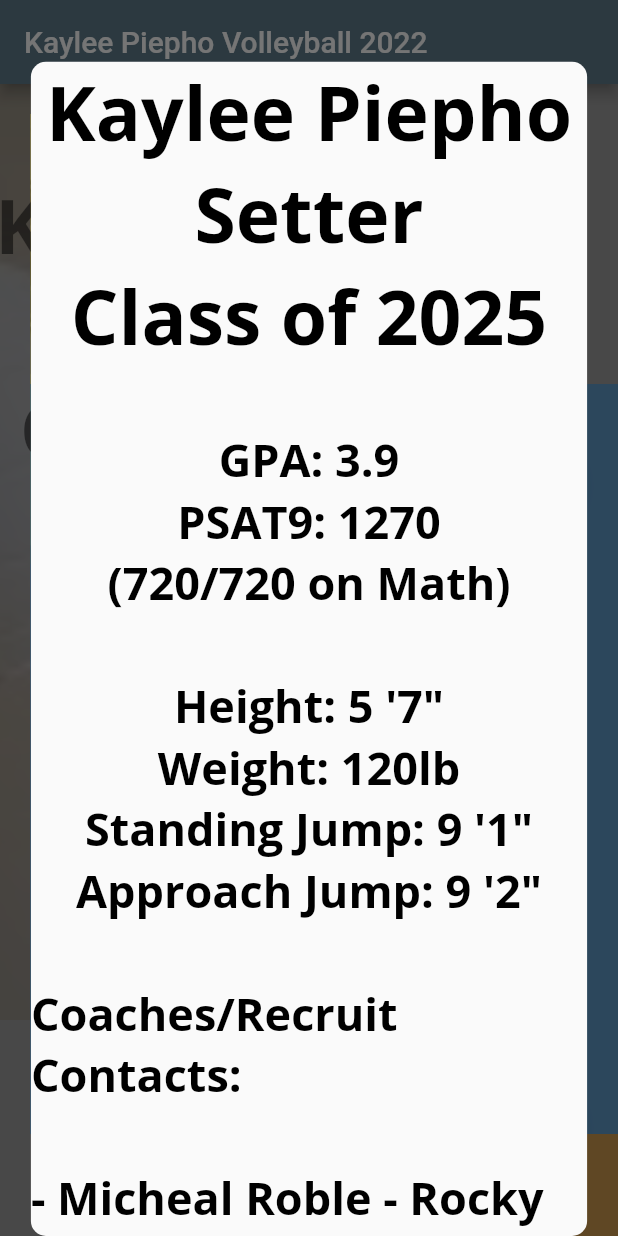
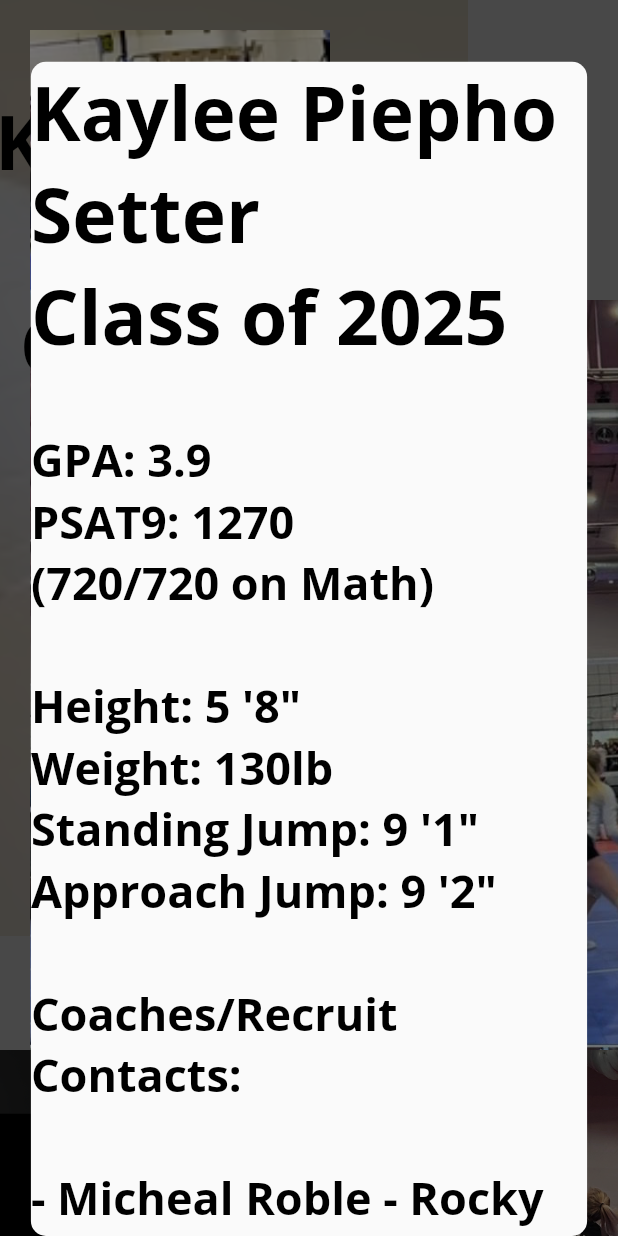
Before and after one commit to alpiepho/kayleepiephovolleyball, a Flutter app: the screen it shows after launch, after a tap on the "article" icon, on a phone screen of 412 x 824 dp. Run offline on Flutter 3.47's test engine with Material 2 defaults, Android fonts, the phone set to English and light mode, and no system bars; our stand-ins replace google_fonts.

Commit message:
fill in images

```diff
--- a/lib/main.dart
+++ b/lib/main.dart
@@ -36,6 +36,7 @@
   Future<void> _onDetails() async {
     double width = MediaQuery.of(context).size.width;
     double height = MediaQuery.of(context).size.height;
+
     showModalBottomSheet(
       isScrollControlled: true,
       context: context,
@@ -52,9 +53,21 @@
         return SingleChildScrollView(
           child: Column(
             mainAxisAlignment: MainAxisAlignment.start,
-            crossAxisAlignment: CrossAxisAlignment.center,
+            crossAxisAlignment: width < 500
+                ? CrossAxisAlignment.start
+                : CrossAxisAlignment.center,
             children: [
-              Text(
+              // const SelectableText.rich(
+              //   TextSpan(
+              //     text: 'Kaylee Piepho',
+              //     children: [
+              //       TextSpan(text: 'Setter'),
+              //       TextSpan(text: 'Class 2025'),
+              //     ],
+              //     //style: kLabelTextStyleSystem50,
+              //   ),
+              // ),
+              SelectableText(
                 'Kaylee Piepho',
                 style: kLabelTextStyleSystem50,
               ),
@@ -87,11 +100,11 @@
                 style: kLabelTextStyleSystem30,
               ),
               Text(
-                'Height: 5 \'7"',
+                'Height: 5 \'8"',
                 style: kLabelTextStyleSystem30,
               ),
               Text(
-                'Weight: 120lb',
+                'Weight: 130lb',
                 style: kLabelTextStyleSystem30,
               ),
               Text(
@@ -114,12 +127,12 @@
                 '',
                 style: kLabelTextStyleSystem30,
               ),
-              Text(
-                '- Micheal Roble - Rocky Elite Director/Coach - nnn-nnn-nnnn',
+              SelectableText(
+                '- Micheal Roble - Rocky Elite Director/Coach - 720-937-3850',
                 style: kLabelTextStyleSystem30,
               ),
-              Text(
-                '- Nicole Burton - Fossil Ridge HS Coach - nnn-nnn-nnnn',
+              SelectableText(
+                '- Nicole Burton - Fossil Ridge HS Coach - 818-688-1148',
                 style: kLabelTextStyleSystem30,
               ),
               Text(
@@ -143,11 +156,11 @@
                 style: kLabelTextStyleSystem30,
               ),
               Text(
-                '- Playing in AAU, ??? Division',
+                '- AAU Premier Division, 1st in Diamond Bracket',
                 style: kLabelTextStyleSystem30,
               ),
               Text(
-                '- Bid to USAV Nationals, 15 National Division',
+                '- Bid to USAV Nationals, 15-National Division',
                 style: kLabelTextStyleSystem30,
               ),
               Text(
@@ -171,15 +184,7 @@
                 style: kLabelTextStyleSystem30,
               ),
               Text(
-                '2019 - Rocky Select 12 National',
-                style: kLabelTextStyleSystem30,
-              ),
-              Text(
-                '',
-                style: kLabelTextStyleSystem30,
-              ),
-              Text(
-                '2019 - NORCO 11U',
+                '2019 - NORCO 12U',
                 style: kLabelTextStyleSystem30,
               ),
               Text(
@@ -297,9 +302,13 @@
               ),
               SizedBox(
                 width: width * 0.9,
-                child: const Image(
-                    image: AssetImage('assets/StatsServing.png'),
-                    fit: BoxFit.cover),
+                child: InteractiveViewer(
+                  scaleEnabled: width < 500 ? true : false,
+                  panEnabled: width < 500 ? true : false,
+                  child: const Image(
+                      image: AssetImage('assets/StatsServing.png'),
+                      fit: BoxFit.cover),
+                ),
               ),
               const Divider(height: 10.0),
               Text(
@@ -347,16 +356,19 @@
   }
 
   Future<void> _onVideo() async {
+    // ignore: deprecated_member_use
     await launch('https://www.hudl.com/profile/17226029/Kaylee-Piepho');
     //Navigator.of(context).pop();
   }
 
   Future<void> _onMail() async {
+    // ignore: deprecated_member_use
     await launch('mailto:kelleenpiepho@gmail.com');
     //Navigator.of(context).pop();
   }
 
   Future<void> _onCode() async {
+    // ignore: deprecated_member_use
     await launch(
         'https://github.com/alpiepho/kayleepiephovolleyball/blob/master/README.md');
     //Navigator.of(context).pop();
@@ -378,9 +390,9 @@
     // I like the abstract look on small screen.
     return Scaffold(
       backgroundColor: Colors.grey,
-      appBar: AppBar(
-        title: Text(widget.title),
-      ),
+      // appBar: AppBar(
+      //   title: Text(widget.title),
+      // ),
       body: SingleChildScrollView(
         child: SizedBox(
           height: 2000,
@@ -410,7 +422,7 @@
                   width: 200,
                   height: 300,
                   child: Opacity(
-                    opacity: 0.5,
+                    opacity: 1.0,
                     child: Image(
                         image: AssetImage('assets/PlayServe1.png'),
                         fit: BoxFit.cover),
@@ -418,25 +430,25 @@
                 ),
               ),
 
-              // Yellow - color
-              const Positioned(
-                top: 20,
-                left: 20,
-                child: SizedBox(
-                  width: 200,
-                  height: 300,
-                  child: Opacity(
-                    opacity: 0.5,
-                    child: DecoratedBox(
-                      decoration: BoxDecoration(
-                        color: Colors.yellow,
-                      ),
-                    ),
-                  ),
-                ),
-              ),
+              // // Yellow
+              // const Positioned(
+              //   top: 20,
+              //   left: 20,
+              //   child: SizedBox(
+              //     width: 200,
+              //     height: 300,
+              //     child: Opacity(
+              //       opacity: 0.5,
+              //       child: DecoratedBox(
+              //         decoration: BoxDecoration(
+              //           color: Colors.yellow,
+              //         ),
+              //       ),
+              //     ),
+              //   ),
+              // ),
 
-              // Blue
+              // Blue - image
               const Positioned(
                 top: 200,
                 left: 20,
@@ -444,56 +456,104 @@
                   width: 600,
                   height: 500,
                   child: Opacity(
-                    opacity: 0.5,
-                    child: DecoratedBox(
-                      decoration: BoxDecoration(
-                        color: Colors.blue,
-                      ),
-                    ),
+                    opacity: 1.0,
+                    child: Image(
+                        image: AssetImage('assets/PlayBlock2.jpg'),
+                        fit: BoxFit.cover),
                   ),
                 ),
               ),
 
-              // Red
+              // // Blue
+              // const Positioned(
+              //   top: 200,
+              //   left: 20,
+              //   child: SizedBox(
+              //     width: 600,
+              //     height: 500,
+              //     child: Opacity(
+              //       opacity: 0.5,
+              //       child: DecoratedBox(
+              //         decoration: BoxDecoration(
+              //           color: Colors.blue,
+              //         ),
+              //       ),
+              //     ),
+              //   ),
+              // ),
+
+              // Red - image
               const Positioned(
                 top: 300,
-                left: 500,
+                left: 600,
                 child: SizedBox(
                   width: 600,
                   height: 500,
                   child: Opacity(
-                    opacity: 0.5,
-                    child: DecoratedBox(
-                      decoration: BoxDecoration(
-                        color: Colors.red,
-                      ),
-                    ),
+                    opacity: 1.0,
+                    child: Image(
+                        image: AssetImage('assets/StatsServing.png'),
+                        fit: BoxFit.cover),
                   ),
                 ),
               ),
 
-              // Orange
+              // // Red
+              // const Positioned(
+              //   top: 300,
+              //   left: 600,
+              //   child: SizedBox(
+              //     width: 600,
+              //     height: 500,
+              //     child: Opacity(
+              //       opacity: 0.5,
+              //       child: DecoratedBox(
+              //         decoration: BoxDecoration(
+              //           color: Colors.red,
+              //         ),
+              //       ),
+              //     ),
+              //   ),
+              // ),
+
+              // Orange - image
               const Positioned(
                 top: 700,
-                left: 40,
+                left: 100,
                 child: SizedBox(
                   width: 600,
                   height: 500,
                   child: Opacity(
-                    opacity: 0.5,
-                    child: DecoratedBox(
-                      decoration: BoxDecoration(
-                        color: Colors.orange,
-                      ),
-                    ),
+                    opacity: 1.0,
+                    child: Image(
+                        image: AssetImage('assets/PlayDump.jpg'),
+                        fit: BoxFit.fitHeight),
                   ),
                 ),
               ),
 
-              // Purple - text screenshot
+              // // Orange
+              // const Positioned(
+              //   top: 700,
+              //   left: 100,
+              //   child: SizedBox(
+              //     width: 600,
+              //     height: 500,
+              //     child: Opacity(
+              //       opacity: 0.5,
+              //       child: DecoratedBox(
+              //         decoration: BoxDecoration(
+              //           color: Colors.orange,
+              //         ),
+              //       ),
+              //     ),
+              //   ),
+              // ),
+
+              // Purple - image
               const Positioned(
                 top: 700,
-                right: 40,
+                right: 180,
                 child: SizedBox(
                   width: 300,
                   height: 600,
@@ -506,59 +566,91 @@
                 ),
               ),
 
-              // Purple - color
+              // // Purple
+              // const Positioned(
+              //   top: 700,
+              //   right: 180,
+              //   child: SizedBox(
+              //     width: 300,
+              //     height: 600,
+              //     child: Opacity(
+              //       opacity: 0.5,
+              //       child: DecoratedBox(
+              //         decoration: BoxDecoration(
+              //           color: Colors.purple,
+              //         ),
+              //       ),
+              //     ),
+              //   ),
+              // ),
+
+              // Green - image
               const Positioned(
-                top: 700,
-                right: 40,
+                top: 1000,
+                right: 80,
                 child: SizedBox(
-                  width: 300,
-                  height: 600,
+                  width: 600,
+                  height: 500,
                   child: Opacity(
-                    opacity: 0.5,
-                    child: DecoratedBox(
-                      decoration: BoxDecoration(
-                        color: Colors.purple,
-                      ),
-                    ),
+                    opacity: 1.0,
+                    child: Image(
+                        image: AssetImage('assets/PlayBlock1.jpg'),
+                        fit: BoxFit.cover),
                   ),
                 ),
               ),
 
-              // Green
+              // // Green
+              // const Positioned(
+              //   top: 1000,
+              //   right: 80,
+              //   child: SizedBox(
+              //     width: 600,
+              //     height: 500,
+              //     child: Opacity(
+              //       opacity: 0.5,
+              //       child: DecoratedBox(
+              //         decoration: BoxDecoration(
+              //           color: Colors.green,
+              //         ),
+              //       ),
+              //     ),
+              //   ),
+              // ),
+
+              // Pink - image
               const Positioned(
-                top: 1000,
-                right: 40,
-                child: SizedBox(
-                  width: 600,
-                  height: 500,
-                  child: Opacity(
-                    opacity: 0.5,
-                    child: DecoratedBox(
-                      decoration: BoxDecoration(
-                        color: Colors.green,
-                      ),
-                    ),
-                  ),
-                ),
-              ),
-
-              // Pink
-              const Positioned(
-                top: 1200,
+                top: 1400,
                 left: 40,
                 child: SizedBox(
                   width: 600,
                   height: 500,
                   child: Opacity(
-                    opacity: 0.5,
-                    child: DecoratedBox(
-                      decoration: BoxDecoration(
-                        color: Colors.pink,
-                      ),
-                    ),
+                    opacity: 1.0,
+                    child: Image(
+                        image: AssetImage('assets/StatsHitting.png'),
+                        fit: BoxFit.cover),
                   ),
                 ),
               ),
+
+              // // Pink
+              // const Positioned(
+              //   top: 1400,
+              //   left: 40,
+              //   child: SizedBox(
+              //     width: 600,
+              //     height: 500,
+              //     child: Opacity(
+              //       opacity: 0.5,
+              //       child: DecoratedBox(
+              //         decoration: BoxDecoration(
+              //           color: Colors.pink,
+              //         ),
+              //       ),
+              //     ),
+              //   ),
+              // ),
 
               // Hero box
               Positioned(
@@ -568,7 +660,7 @@
                   width: 600,
                   height: 300,
                   child: Opacity(
-                    opacity: 0.5,
+                    opacity: 1.0,
                     child: DecoratedBox(
                         decoration: const BoxDecoration(
                           color: Colors.transparent,
--- a/pubspec.yaml
+++ b/pubspec.yaml
@@ -59,6 +59,9 @@ dev_dependencies:
 flutter:
   assets:
     - assets/BallOnFloor.jpg
+    - assets/PlayBlock1.jpg
+    - assets/PlayBlock2.jpg
+    - assets/PlayDump.jpg
     - assets/PlayServe1.png
     - assets/StatsBlocks.png
     - assets/StatsDigs.png
```
Also changed, not shown: assets/PlayBlock1.jpg (added), assets/PlayBlock2.jpg (added), assets/PlayDump.jpg (added).
